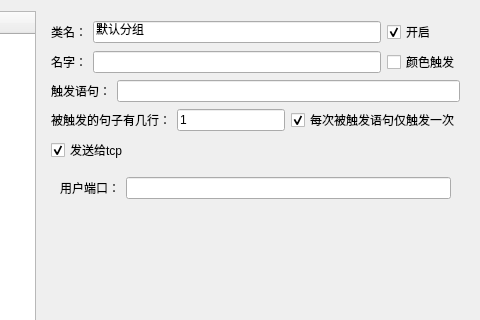
Above: regClass/regform.ui from yayapoi/mud before the change; both pictures show x 330 to 810 and y 0 to 320 of the 810 by 549 pixel window. Below: the same form after it.
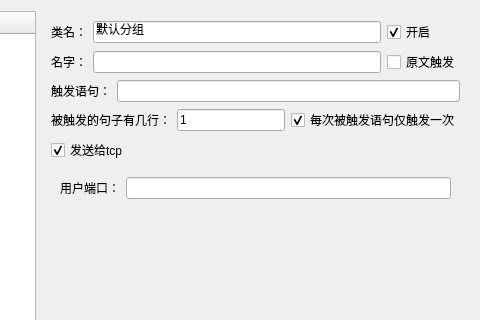
That is the form after the change. The open tabs and pages were chosen to show the change.

Commit message: 增加了保存json没原文触发   读取json原文触发的代码

What changed in the file:
```diff
--- a/regClass/regform.ui
+++ b/regClass/regform.ui
@@ -164,7 +164,7 @@
            <item row="1" column="2">
             <widget class="QCheckBox" name="colorRegCB">
              <property name="text">
-              <string>颜色触发</string>
+              <string>原文触发</string>
              </property>
             </widget>
            </item>
```
Left out of the diff: 2 changed lines with no effect on the pictures. The commit also changes 6 other files.
